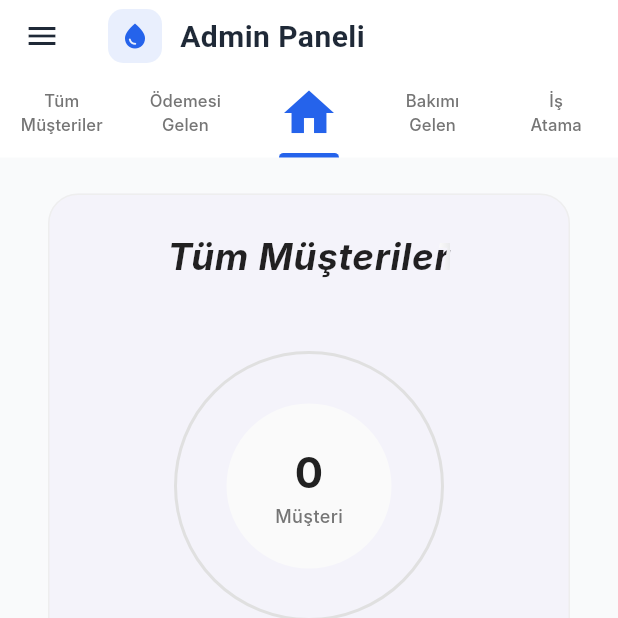
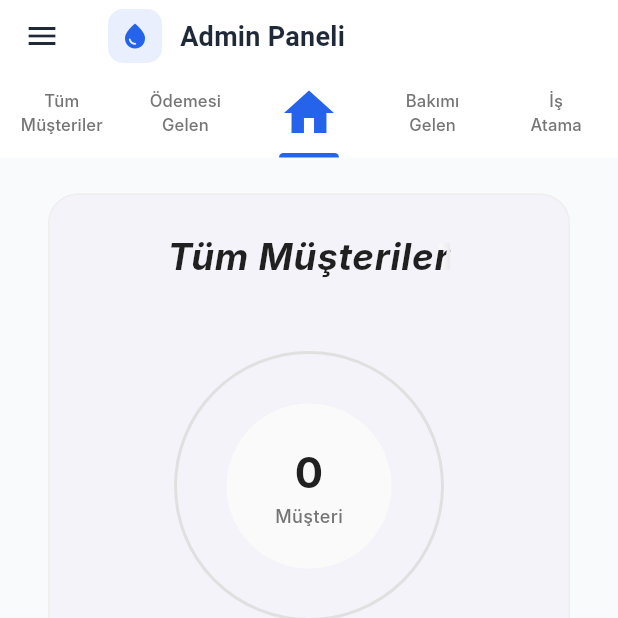
Before and after one commit to alparslan166/su-aritma-crm, a Flutter app: the AdminDashboardPage screen opened by its route, on a phone screen of 412 x 824 dp, the top half of it. Run offline on Flutter 3.47's test engine with Material 3 defaults, Android fonts, the phone set to English and light mode, and no system bars; our stand-ins replace dio, equatable, firebase_core, firebase_messaging, fl_chart, flutter_hooks and 11 more; accounts and stored records are empty; network calls fail; Roboto replaces fonts that are missing (Inter).

Commit message:
style: Adjust AppBar title font size

```diff
--- a/apps/mobile/lib/features/dashboard/presentation/admin_dashboard_page.dart
+++ b/apps/mobile/lib/features/dashboard/presentation/admin_dashboard_page.dart
@@ -141,9 +141,9 @@ class _AdminDashboardPageState extends State<AdminDashboardPage>
             const Text(
               "Admin Paneli",
               style: TextStyle(
-                fontSize: 20,
+                fontSize: 18,
                 fontWeight: FontWeight.w600,
-                letterSpacing: 0.3,
+                letterSpacing: 0.2,
               ),
             ),
           ],
```
